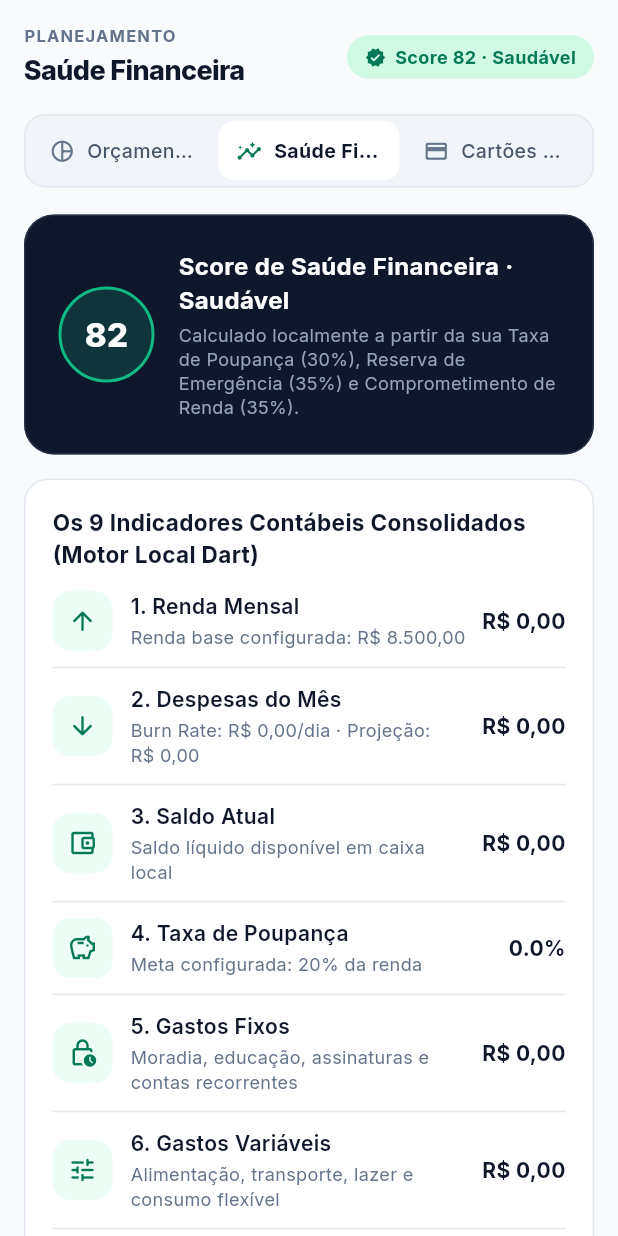
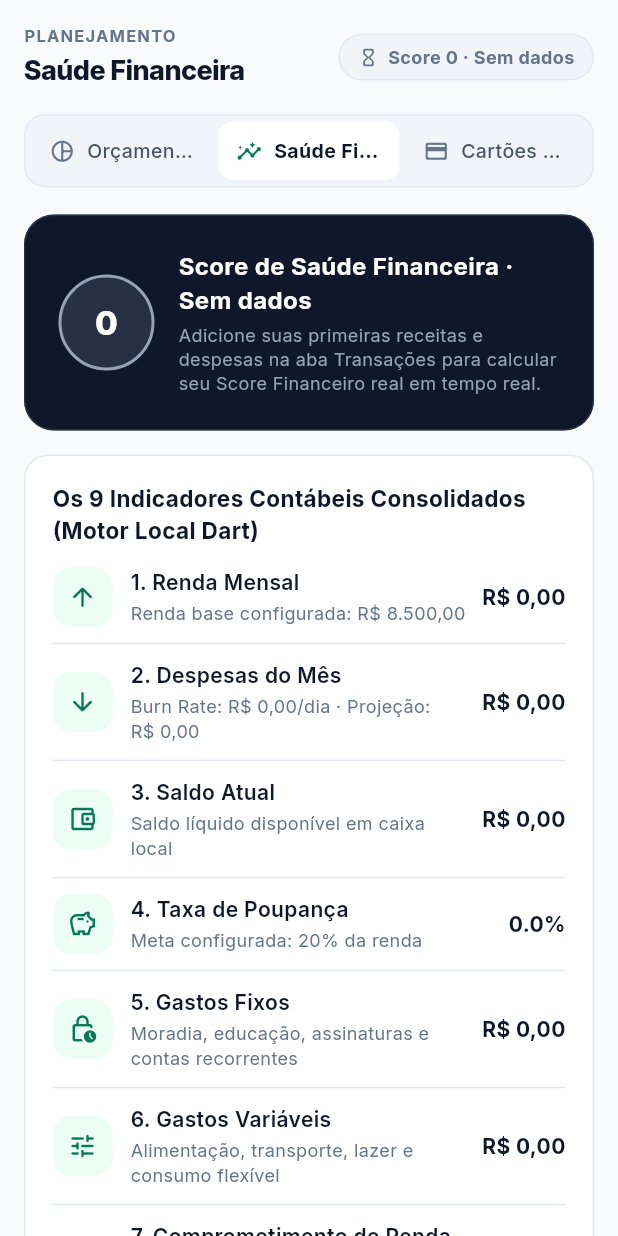
Before and after one commit to TacioMoreira25/GastoSync, a Flutter app: the PlanningScreen screen opened directly, after a tap on "Saúde Financeira", on a phone screen of 412 x 824 dp. Run offline on Flutter 3.47's test engine with Material 3 defaults, Android fonts, the light colour scheme and no system bars; our stand-ins replace dio, drift, fl_chart, flutter_riverpod, freezed_annotation, go_router and 2 more; missing offline and left inert: sqlite3; accounts and stored records are empty; generated files the repository leaves out were written again.

Commit message:
feat: enhance profile update validation and financial metrics calculations

```diff
--- a/gastosync_app/lib/features/dashboard/domain/services/financial_health_engine.dart
+++ b/gastosync_app/lib/features/dashboard/domain/services/financial_health_engine.dart
@@ -1,4 +1,5 @@
 import 'dart:math' as math;
+import 'package:drift/drift.dart' show Value;
 import '../../../../core/database/app_database.dart';
 import '../../../transactions/domain/models/transaction.dart';
 
@@ -33,6 +34,8 @@ class FinancialMetrics {
     required this.sixMonthsSeries,
     this.fixedExpenses = 0.0,
     this.variableExpenses = 0.0,
+    this.hasTransactions = true,
+    this.usedBaseIncomeFallback = false,
     double? netWorth,
   }) : netWorth = netWorth ?? currentBalance;
 
@@ -70,12 +73,37 @@ class FinancialMetrics {
   final double monthEndProjection;
   final double healthScore;
   final List<MonthlyCashFlowPoint> sixMonthsSeries;
+  final bool hasTransactions;
+  final bool usedBaseIncomeFallback;
+
+  /// Score inteiro consolidado (0 quando não há movimentações)
+  int get roundedScore => hasTransactions ? healthScore.round().clamp(0, 100) : 0;
+
+  /// Rótulo padronizado do Score Financeiro em todo o aplicativo
+  String get scoreStatusLabel {
+    if (!hasTransactions) return 'Sem dados';
+    final s = roundedScore;
+    if (s >= 60) return 'Saudável';
+    if (s >= 40) return 'Atenção';
+    return 'Crítico';
+  }
+
+  bool get isScoreHealthy => hasTransactions && roundedScore >= 60;
+  bool get isScoreWarning =>
+      hasTransactions && roundedScore >= 40 && roundedScore < 60;
+  bool get isScoreCritical => hasTransactions && roundedScore < 40;
 
   /// Indica se o comprometimento de renda respeita a diretriz saudável (< 30%)
   bool get isCommitmentWithin30Percent => incomeCommitment <= 30.0;
 
-  LocalMetricsCompanion toCompanion() {
+  LocalMetricsCompanion toCompanion({String? userEmail}) {
+    final normalizedEmail = (userEmail != null && userEmail.trim().isNotEmpty)
+        ? userEmail.trim().toLowerCase()
+        : null;
     return LocalMetricsCompanion.insert(
+      userEmail: normalizedEmail != null
+          ? Value(normalizedEmail)
+          : const Value.absent(),
       calculatedAt: calculatedAt,
       currentBalance: currentBalance,
       totalIncome: totalIncome,
@@ -168,10 +196,12 @@ class FinancialHealthEngine {
   static FinancialMetrics calculate(
     List<Transaction> transactions, {
     DateTime? referenceDate,
+    double monthlyBaseIncome = 0.0,
   }) {
     final now = referenceDate ?? DateTime.now();
     final currentMonth = now.month;
     final currentYear = now.year;
+    final hasTransactions = transactions.isNotEmpty;
 
     // 3. Saldo Atual (Líquido Acumulado) = sum(Receitas) - sum(Despesas)
     final currentBalance =
@@ -182,7 +212,7 @@ class FinancialHealthEngine {
         .where((t) => t.date.year == currentYear && t.date.month == currentMonth)
         .toList();
 
-    // 1. Renda Mensal Total
+    // 1. Renda Mensal Total (Receitas lançadas no mês)
     final totalIncome =
         TransactionCalculations.calculateTotalIncome(currentMonthTxs);
 
@@ -190,9 +220,15 @@ class FinancialHealthEngine {
     final totalExpense =
         TransactionCalculations.calculateTotalExpense(currentMonthTxs);
 
-    // 4. Taxa de Poupança (%) = (Receita Mensal - Despesa Mensal) / Receita Mensal * 100
-    final double savingsRate = totalIncome > 0
-        ? ((totalIncome - totalExpense) / totalIncome) * 100.0
+    final safeBaseIncome = math.max(0.0, monthlyBaseIncome);
+    final usedBaseIncomeFallback =
+        hasTransactions && totalIncome <= 0 && safeBaseIncome > 0;
+    final effectiveIncome =
+        totalIncome > 0 ? totalIncome : safeBaseIncome;
+
+    // 4. Taxa de Poupança (%) = (Renda Efetiva - Despesa Mensal) / Renda Efetiva * 100
+    final double savingsRate = (hasTransactions && effectiveIncome > 0)
+        ? ((effectiveIncome - totalExpense) / effectiveIncome) * 100.0
         : 0.0;
 
     // 5. Gastos Fixos & 6. Gastos Variáveis
@@ -213,10 +249,12 @@ class FinancialHealthEngine {
             ? (currentBalance / avgExpense3Months)
             : 0.0;
 
-    // 7. Comprometimento da Renda (%) = Despesa Mensal / Receita Mensal * 100 (Referência < 30%)
-    final double incomeCommitment = totalIncome > 0
-        ? (totalExpense / totalIncome) * 100.0
-        : (totalExpense > 0 ? 100.0 : 0.0);
+    // 7. Comprometimento da Renda (%) = Despesa Mensal / Renda Efetiva * 100 (Referência < 30%)
+    final double incomeCommitment = !hasTransactions
+        ? 0.0
+        : (effectiveIncome > 0
+            ? (totalExpense / effectiveIncome) * 100.0
+            : (totalExpense > 0 ? 100.0 : 0.0));
 
     // 9. Patrimônio Líquido = Saldo Atual + aportes em Investimentos registrados como saída
     final double investedAllocations = transactions
@@ -238,11 +276,11 @@ class FinancialHealthEngine {
     final clampedSavings = savingsRate.clamp(0.0, 100.0);
     final reserveFactor = math.min(emergencyMonths / 6.0, 1.0).clamp(0.0, 1.0);
     final commitmentRatio = (incomeCommitment / 100.0).clamp(0.0, 1.0);
-    final double rawScore = (transactions.isEmpty)
+    final double commitmentScore =
+        effectiveIncome > 0 ? ((1.0 - commitmentRatio) * 35.0) : 0.0;
+    final double rawScore = !hasTransactions
         ? 0.0
-        : (clampedSavings * 0.3) +
-            (reserveFactor * 35.0) +
-            ((1.0 - commitmentRatio) * 35.0);
+        : (clampedSavings * 0.3) + (reserveFactor * 35.0) + commitmentScore;
     final healthScore = rawScore.clamp(0.0, 100.0);
 
     // Série histórica dos últimos 6 meses para o LineChart
@@ -263,6 +301,8 @@ class FinancialHealthEngine {
       monthEndProjection: monthEndProjection,
       healthScore: healthScore,
       sixMonthsSeries: sixMonthsSeries,
+      hasTransactions: hasTransactions,
+      usedBaseIncomeFallback: usedBaseIncomeFallback,
     );
   }
 
--- a/gastosync_app/lib/features/planning/presentation/screens/planning_screen.dart
+++ b/gastosync_app/lib/features/planning/presentation/screens/planning_screen.dart
@@ -41,16 +41,18 @@ class _PlanningScreenState extends ConsumerState<PlanningScreen> {
     final creditCards = (creditCardsAsync.value ?? const <LocalCreditCard>[])
         .map(CreditCard.fromLocal)
         .toList();
-    final metrics =
-        metricsAsync.value ?? FinancialHealthEngine.calculate(transactions);
+    final metrics = metricsAsync.value ??
+        FinancialHealthEngine.calculate(
+          transactions,
+          monthlyBaseIncome: profile.monthlyBaseIncome,
+        );
     final budgets = budgetsAsync.value ?? const <LocalBudget>[];
     final deletedCategories = deletedCategoriesAsync.value ?? const <String>{};
 
-    final displayScore = transactions.isEmpty
-        ? 82
-        : metrics.healthScore.round().clamp(0, 100);
-    final isHealthy = transactions.isEmpty || displayScore >= 60;
-    final scoreStatusLabel = isHealthy ? 'Saudável' : 'Atenção';
+    final displayScore = metrics.roundedScore;
+    final hasData = metrics.hasTransactions;
+    final isHealthy = metrics.isScoreHealthy;
+    final scoreStatusLabel = metrics.scoreStatusLabel;
 
     return Scaffold(
       backgroundColor: AppTheme.backgroundLight,
@@ -59,16 +61,18 @@ class _PlanningScreenState extends ConsumerState<PlanningScreen> {
           isDesktop ? 28.0 : 16.0,
           isDesktop ? 24.0 : 16.0,
           isDesktop ? 28.0 : 16.0,
-          96.0,
+          116.0,
         ),
         child: Column(
           crossAxisAlignment: CrossAxisAlignment.start,
           children: [
-            // 1. Cabeçalho PLANEJAMENTO + Badge "Score XX · Saudável"
+            // 1. Cabeçalho PLANEJAMENTO + Badge "Score XX · Status"
             _buildHeader(
               score: displayScore,
               statusLabel: scoreStatusLabel,
+              hasData: hasData,
               isHealthy: isHealthy,
+              isCritical: metrics.isScoreCritical,
               isDesktop: isDesktop,
             ),
             const SizedBox(height: 16),
@@ -122,9 +126,40 @@ class _PlanningScreenState extends ConsumerState<PlanningScreen> {
   Widget _buildHeader({
     required int score,
     required String statusLabel,
+    required bool hasData,
     required bool isHealthy,
+    required bool isCritical,
     required bool isDesktop,
   }) {
+    final BoxDecoration badgeDecoration;
+    final Color badgeColor;
+    final IconData badgeIcon;
+
+    if (!hasData) {
+      badgeDecoration = BoxDecoration(
+        color: AppTheme.subtleSurface,
+        borderRadius: BorderRadius.circular(999),
+        border: Border.all(color: AppTheme.cardBorder),
+      );
+      badgeColor = AppTheme.textMuted;
+      badgeIcon = Icons.hourglass_empty_rounded;
+    } else if (isHealthy) {
+      badgeDecoration = AppTheme.emeraldBadgeDecoration;
+      badgeColor = AppTheme.emeraldDeep;
+      badgeIcon = Icons.verified_rounded;
+    } else if (isCritical) {
+      badgeDecoration = BoxDecoration(
+        color: AppTheme.errorColor.withValues(alpha: 0.12),
+        borderRadius: BorderRadius.circular(999),
+      );
+      badgeColor = AppTheme.errorColor;
+      badgeIcon = Icons.error_outline_rounded;
+    } else {
+      badgeDecoration = AppTheme.warningBadgeDecoration;
+      badgeColor = AppTheme.warningDark;
+      badgeIcon = Icons.warning_amber_rounded;
+    }
+
     return Row(
       crossAxisAlignment: CrossAxisAlignment.center,
       children: [
@@ -161,26 +196,20 @@ class _PlanningScreenState extends ConsumerState<PlanningScreen> {
         Container(
           key: const Key('planning_health_score_badge'),
           padding: const EdgeInsets.symmetric(horizontal: 12, vertical: 6),
-          decoration: isHealthy
-              ? AppTheme.emeraldBadgeDecoration
-              : AppTheme.warningBadgeDecoration,
+          decoration: badgeDecoration,
           child: Row(
             mainAxisSize: MainAxisSize.min,
             children: [
               Icon(
-                isHealthy
-                    ? Icons.verified_rounded
-                    : Icons.warning_amber_rounded,
+                badgeIcon,
                 size: 14,
-                color:
-                    isHealthy ? AppTheme.emeraldDeep : AppTheme.warningDark,
+                color: badgeColor,
               ),
               const SizedBox(width: 6),
               Text(
                 'Score $score · $statusLabel',
                 style: TextStyle(
-                  color:
-                      isHealthy ? AppTheme.emeraldDeep : AppTheme.warningDark,
+                  color: badgeColor,
                   fontSize: 12,
                   fontWeight: FontWeight.w700,
                 ),
@@ -561,6 +590,17 @@ class _PlanningScreenState extends ConsumerState<PlanningScreen> {
     required NumberFormat currencyFormatter,
     required bool isDesktop,
   }) {
+    final Color accentColor;
+    if (!metrics.hasTransactions) {
+      accentColor = const Color(0xFF94A3B8);
+    } else if (metrics.isScoreHealthy) {
+      accentColor = AppTheme.emeraldPrimary;
+    } else if (metrics.isScoreCritical) {
+      accentColor = AppTheme.errorColor;
+    } else {
+      accentColor = AppTheme.warningAmber;
+    }
+
     return Column(
       crossAxisAlignment: CrossAxisAlignment.start,
       children: [
@@ -576,10 +616,10 @@ class _PlanningScreenState extends ConsumerState<PlanningScreen> {
                 height: 64,
                 alignment: Alignment.center,
                 decoration: BoxDecoration(
-                  color: AppTheme.emeraldPrimary.withValues(alpha: 0.18),
+                  color: accentColor.withValues(alpha: 0.18),
                   shape: BoxShape.circle,
                   border: Border.all(
-                    color: AppTheme.emeraldPrimary,
+                    color: accentColor,
                     width: 2,
                   ),
                 ),
@@ -606,9 +646,11 @@ class _PlanningScreenState extends ConsumerState<PlanningScreen> {
                       ),
                     ),
                     const SizedBox(height: 4),
-                    const Text(
-                      'Calculado localmente a partir da sua Taxa de Poupança (30%), Reserva de Emergência (35%) e Comprometimento de Renda (35%).',
-                      style: TextStyle(
+                    Text(
+                      metrics.hasTransactions
+                          ? 'Calculado localmente a partir da sua Taxa de Poupança (30%), Reserva de Emergência (35%) e Comprometimento de Renda (35%).'
+                          : 'Adicione suas primeiras receitas e despesas na aba Transações para calcular seu Score Financeiro real em tempo real.',
+                      style: const TextStyle(
                         color: Color(0xFF94A3B8),
                         fontSize: 12,
                         height: 1.35,
@@ -641,8 +683,9 @@ class _PlanningScreenState extends ConsumerState<PlanningScreen> {
               _HealthMetricRow(
                 label: '1. Renda Mensal',
                 value: currencyFormatter.format(metrics.totalIncome),
-                subtitle:
-                    'Renda base configurada: ${currencyFormatter.format(profile.monthlyBaseIncome)}',
+                subtitle: metrics.usedBaseIncomeFallback
+                    ? 'Renda base configurada (${currencyFormatter.format(profile.monthlyBaseIncome)}) usada nos índices'
+                    : 'Renda base configurada: ${currencyFormatter.format(profile.monthlyBaseIncome)}',
                 icon: Icons.arrow_upward_rounded,
               ),
               const Divider(color: AppTheme.cardBorder, height: 22),
@@ -1234,10 +1277,10 @@ class _PlanningScreenState extends ConsumerState<PlanningScreen> {
     CreditCard? existing,
   }) async {
     final nameCtrl = TextEditingController(
-      text: existing?.name ?? 'Cartão Secundário',
+      text: existing?.name ?? '',
     );
     final limitCtrl = TextEditingController(
-      text: (existing?.limitAmount ?? 1500.0).toStringAsFixed(2),
+      text: existing != null ? existing.limitAmount.toStringAsFixed(2) : '',
     );
     final minPctCtrl = TextEditingController(
       text: (existing?.targetMinPercent ?? 50.0).toStringAsFixed(0),
@@ -1248,7 +1291,7 @@ class _PlanningScreenState extends ConsumerState<PlanningScreen> {
     final dueDayCtrl = TextEditingController(
       text: (existing?.dueDay ?? 10).toString(),
     );
-    var isPrimary = existing?.isPrimary ?? false;
+    var isPrimary = existing?.isPrimary ?? true;
 
     await showDialog<void>(
       context: context,
--- a/gastosync_app/lib/features/transactions/presentation/widgets/manual_transaction_form_modal.dart
+++ b/gastosync_app/lib/features/transactions/presentation/widgets/manual_transaction_form_modal.dart
@@ -386,9 +386,9 @@ class _ManualTransactionFormModalState
   }
 
   Future<void> _promptNewCreditCard() async {
-    final nameCtrl = TextEditingController(text: 'Cartão Secundário');
-    final limitCtrl = TextEditingController(text: '1500,00');
-    final dueDayCtrl = TextEditingController(text: '15');
+    final nameCtrl = TextEditingController(text: '');
+    final limitCtrl = TextEditingController(text: '');
+    final dueDayCtrl = TextEditingController(text: '10');
 
     final created = await showDialog<bool>(
       context: context,
```
Also changed, not shown: gastosync_app/lib/core/database/app_database.dart (+11 -37 lines), gastosync_app/lib/core/widgets/gastosync_notifications_modal.dart (+20 -12 lines), gastosync_app/lib/features/dashboard/presentation/controllers/dashboard_controller.dart (+12 -3 lines), gastosync_app/lib/features/dashboard/presentation/screens/dashboard_screen.dart (+45 -12 lines), 5 other files.
